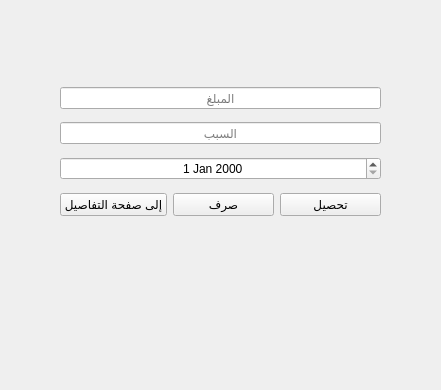
Old version of the form ui/ui.ui in the repository AlwaysBeCalm/my_wallet.
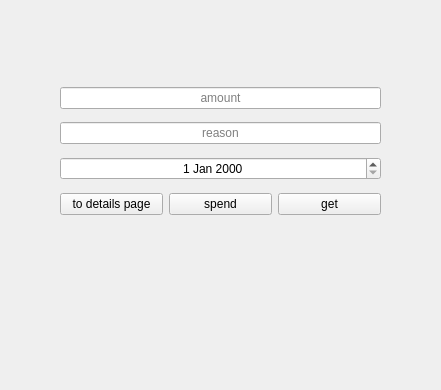
New version of the form.

The edit to the form file:
```diff
--- a/ui/ui.ui
+++ b/ui/ui.ui
@@ -29,7 +29,7 @@
        <set>Qt::AlignCenter</set>
       </property>
       <property name="placeholderText">
-       <string>المبلغ</string>
+       <string>amount</string>
       </property>
      </widget>
     </item>
@@ -42,7 +42,7 @@
        <bool>false</bool>
       </property>
       <property name="placeholderText">
-       <string>السبب</string>
+       <string>reason</string>
       </property>
      </widget>
     </item>
@@ -58,21 +58,21 @@
       <item>
        <widget class="QPushButton" name="details">
         <property name="text">
-         <string>إلى صفحة التفاصيل</string>
+         <string>to details page</string>
         </property>
        </widget>
       </item>
       <item>
        <widget class="QPushButton" name="spend">
         <property name="text">
-         <string>صرف</string>
+         <string>spend</string>
         </property>
        </widget>
       </item>
       <item>
        <widget class="QPushButton" name="get">
         <property name="text">
-         <string>تحصيل</string>
+         <string>get</string>
         </property>
        </widget>
       </item>
```
